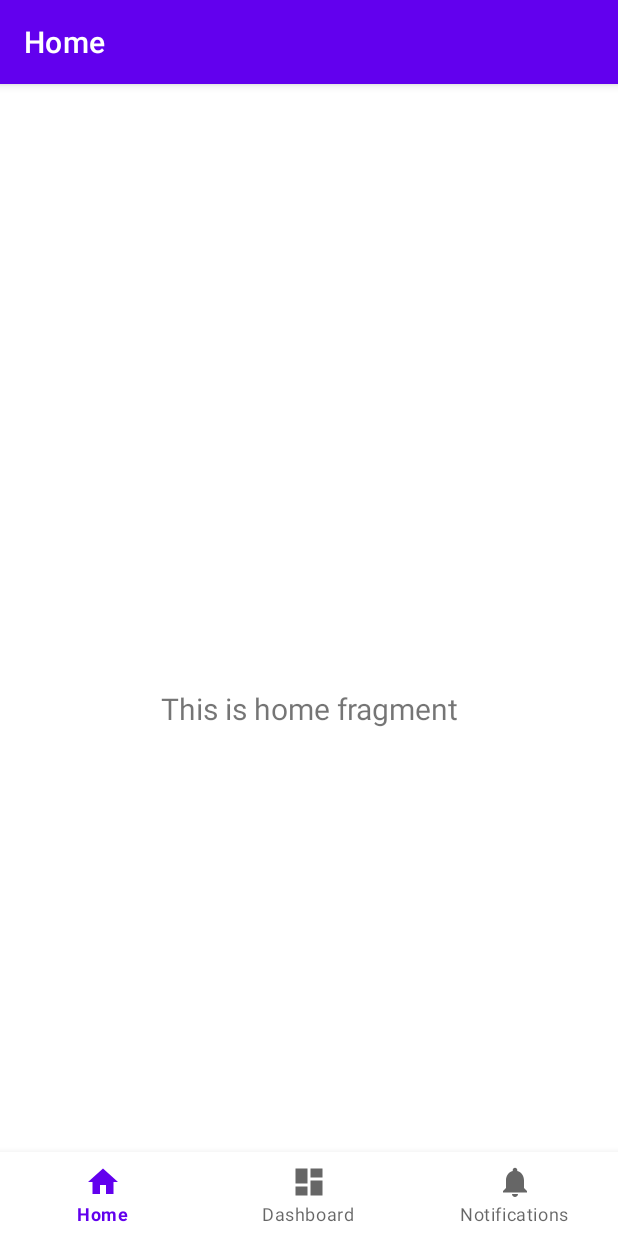
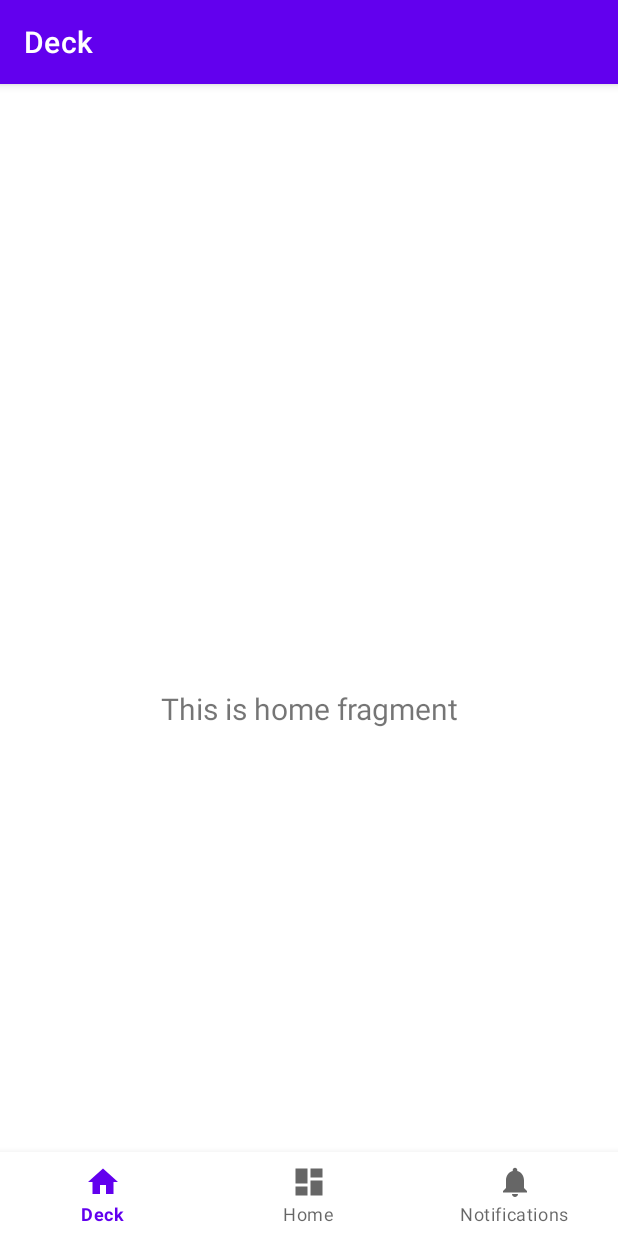
Before and after one commit to nathan-verdeyme/ProjetAndroidJeu, an Android app: the screen it shows after launch (MainActivity), on a phone screen of 412 x 824 dp. Run offline under Robolectric (Android 15) with nearby library versions, the phone set to English and light mode, and no system bars; our stand-ins replace navigation-ui.

Commit message:
changement de nom

```diff
--- a/app/src/main/res/menu/bottom_nav_menu.xml
+++ b/app/src/main/res/menu/bottom_nav_menu.xml
@@ -4,12 +4,12 @@
     <item
         android:id="@+id/navigation_home"
         android:icon="@drawable/ic_home_black_24dp"
-        android:title="@string/title_home" />
+        android:title="@string/title_deck" />
 
     <item
         android:id="@+id/navigation_dashboard"
         android:icon="@drawable/ic_dashboard_black_24dp"
-        android:title="@string/title_dashboard" />
+        android:title="@string/title_home" />
 
     <item
         android:id="@+id/navigation_notifications"
--- a/app/src/main/res/navigation/mobile_navigation.xml
+++ b/app/src/main/res/navigation/mobile_navigation.xml
@@ -8,13 +8,13 @@
     <fragment
         android:id="@+id/navigation_home"
         android:name="com.example.projectjeu.ui.home.HomeFragment"
-        android:label="@string/title_home"
+        android:label="@string/title_deck"
         tools:layout="@layout/fragment_home" />
 
     <fragment
         android:id="@+id/navigation_dashboard"
         android:name="com.example.projectjeu.ui.dashboard.DashboardFragment"
-        android:label="@string/title_dashboard"
+        android:label="@string/title_home"
         tools:layout="@layout/fragment_dashboard" />
 
     <fragment
--- a/app/src/main/res/values/strings.xml
+++ b/app/src/main/res/values/strings.xml
@@ -1,6 +1,6 @@
 <resources>
     <string name="app_name">projectJeu</string>
+    <string name="title_deck">Deck</string>
     <string name="title_home">Home</string>
-    <string name="title_dashboard">Dashboard</string>
     <string name="title_notifications">Notifications</string>
 </resources>
```
